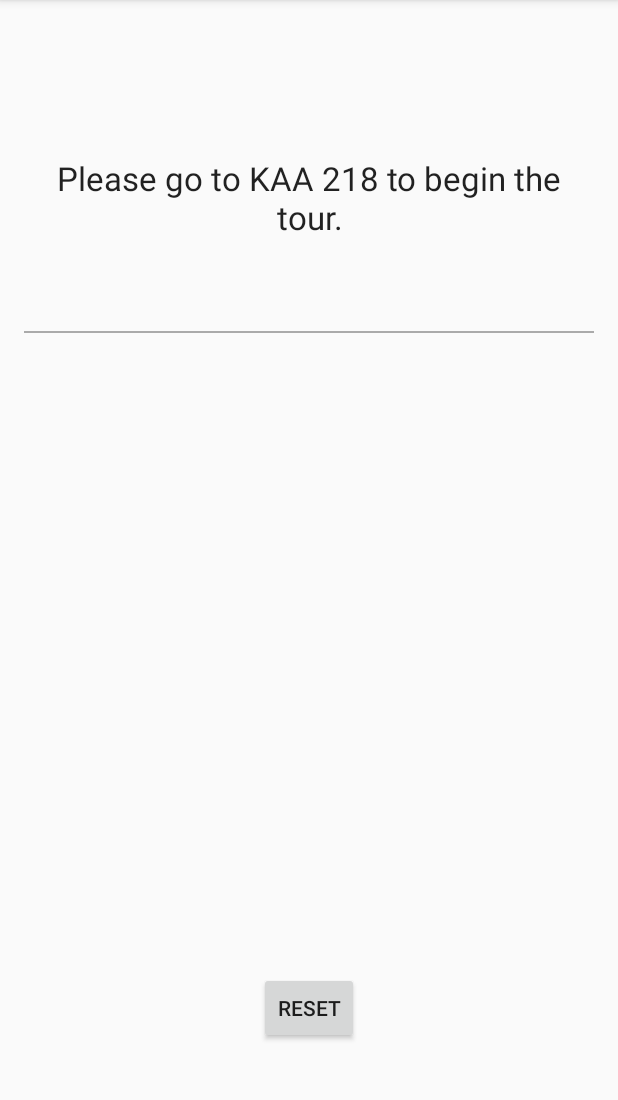
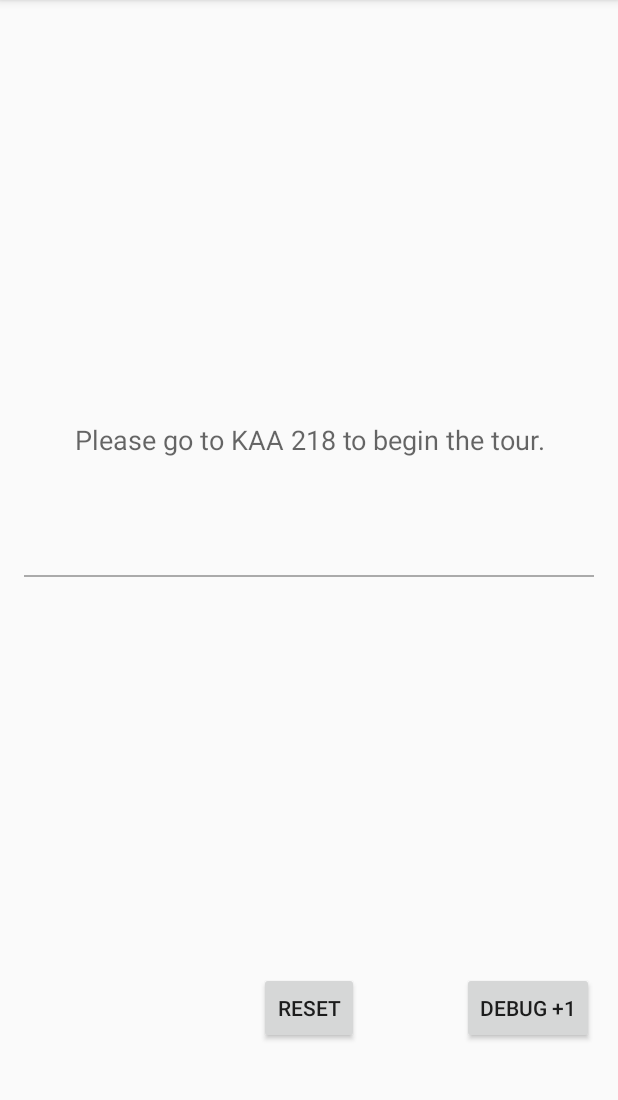
Before and after one commit to UHMC/scavenger-hunt, an Android app: the screen it shows after launch (MainActivity), on a phone screen of 412 x 824 dp, the part 84-1184 px from its top. Run offline under Robolectric (Android 15) with nearby library versions, the phone set to English and light mode, and no system bars; libraries missing offline, so code that uses them is left out: org.altbeacon.beacon; 7 statements that could not run were skipped.

Commit message:
UI is consistent, add debug button

```diff
--- a/app/src/main/res/layout/content_main.xml
+++ b/app/src/main/res/layout/content_main.xml
@@ -13,49 +13,60 @@
     tools:showIn="@layout/activity_main">
 
     <TextView
+        android:id="@+id/info"
         android:layout_width="match_parent"
         android:layout_height="wrap_content"
-        android:textAppearance="?android:attr/textAppearanceLarge"
-        android:id="@+id/info"
+        android:autoLink="web"
         android:gravity="center"
-        android:autoLink="web"
         android:paddingBottom="10dp"
         android:text="sample"
-        android:layout_marginTop="88dp"
-        android:layout_alignParentRight="true"
-        android:layout_alignParentEnd="true" />
+        android:textAppearance="?android:attr/textAppearanceMedium"
+        android:layout_marginBottom="68dp"
+        android:layout_above="@+id/view"
+        android:layout_alignRight="@+id/button2"
+        android:layout_alignEnd="@+id/button2" />
+
     <View
+        android:id="@+id/view"
         android:layout_width="match_parent"
         android:layout_height="1dp"
         android:background="@android:color/darker_gray"
-        android:id="@+id/view"
-        android:layout_marginTop="51dp"
-        android:layout_below="@+id/info"
+        android:layout_centerVertical="true"
         android:layout_alignParentRight="true"
         android:layout_alignParentEnd="true" />
 
     <TextView
+        android:id="@+id/next"
         android:layout_width="match_parent"
         android:layout_height="wrap_content"
-        android:textAppearance="?android:attr/textAppearanceLarge"
-        android:id="@+id/next"
+        android:layout_marginTop="70dp"
+        android:autoLink="web"
         android:gravity="center"
-        android:autoLink="web"
         android:paddingBottom="10dp"
-        android:layout_marginTop="81dp"
-        android:layout_below="@+id/view"
-        android:layout_alignParentRight="true"
-        android:layout_alignParentEnd="true" />
+        android:textAppearance="?android:attr/textAppearanceMedium"
+        android:layout_below="@+id/info"
+        android:layout_alignParentLeft="true"
+        android:layout_alignParentStart="true" />
 
     <Button
+        android:id="@+id/button"
         style="?android:attr/buttonStyleSmall"
         android:layout_width="wrap_content"
         android:layout_height="wrap_content"
-        android:text="RESET"
-        android:id="@+id/button"
         android:layout_alignParentBottom="true"
         android:layout_centerHorizontal="true"
         android:layout_marginBottom="56dp"
-        android:onClick="reset"/>
+        android:onClick="reset"
+        android:text="RESET" />
+
+    <Button
+        android:id="@+id/button2"
+        android:layout_width="wrap_content"
+        android:layout_height="wrap_content"
+        android:layout_alignEnd="@+id/next"
+        android:layout_alignRight="@+id/next"
+        android:layout_alignTop="@+id/button"
+        android:onClick="plusOne"
+        android:text="Debug +1"/>
 
 </RelativeLayout>
--- a/app/src/main/res/values/strings.xml
+++ b/app/src/main/res/values/strings.xml
@@ -1,15 +1,16 @@
 <resources>
     <string name="app_name">UHMC Scavenger Hunt</string>
     <string name="action_settings">Settings</string>
-    <string name="step0_next">Please go to KAA 218 to begin the tour. </string>
-    <string name="step1_info">You\'re at 218</string>
+    <string name="step0_info">Please go to KAA 218 to begin the tour. </string>
+    <string name="step0_next"></string>
+    <string name="step1_info">Take a look at the ABIT projects being showcased\n\n\n http://mauisweetnspicy.com\nhttp://waiifoods.com\nhttp://themauicookielady.com\nhttp://josephinesmaui.com</string>
     <string name="step1_next">Towards 219</string>
     <string name="step2_info">You\'re at 219</string>
     <string name="step2_next">Go to 220</string>
     <string name="step3_info">You\'re at 220</string>
     <string name="step3_next">Go to 210</string>
-    <string name="step4_info"></string>
-    <string name="step4_next"></string>
+    <string name="step4_info">You\'re at 210</string>
+    <string name="step4_next">Go to 220</string>
     <string name="step5_info">End of the tour</string>
     <string name="step5_next">Thanks for playing! Brought to you by the UHMC Cybersecurity Team</string>
 </resources>
```
Also changed, not shown: app/src/main/java/educybersecurity/hawaii/maui/uhmcscavengerhunt/MainActivity.java (+47 -4 lines).
